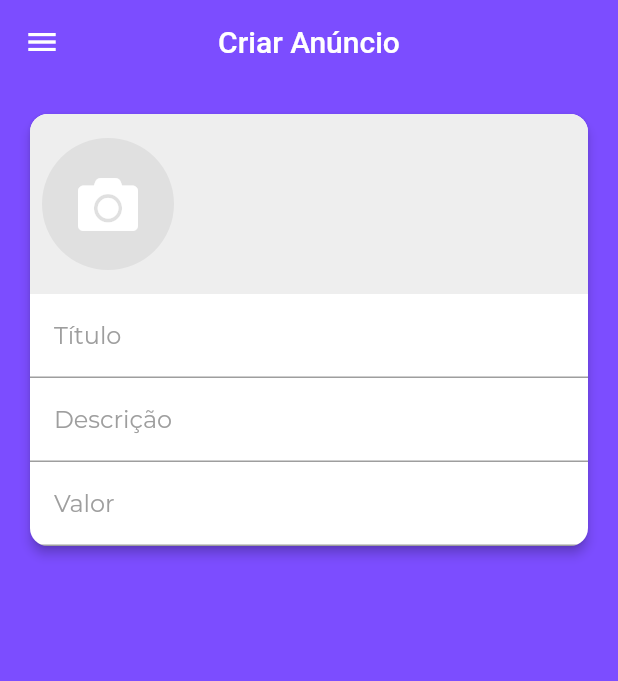
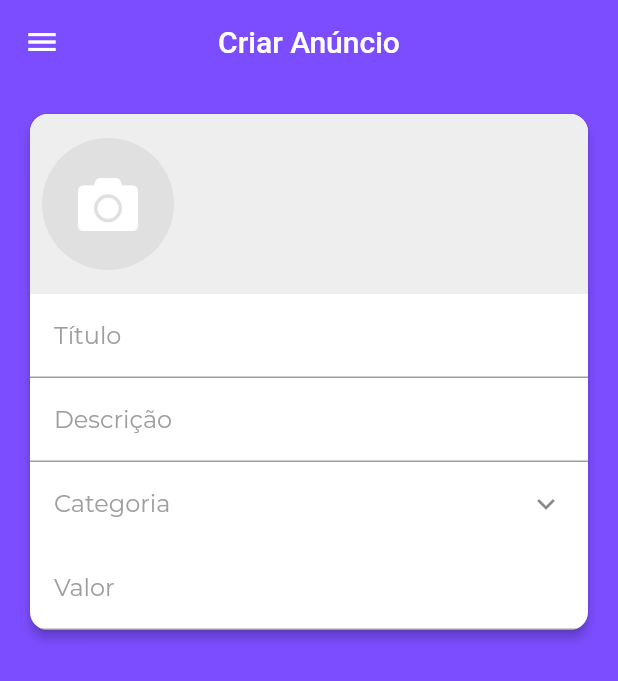
Before and after one commit to jeancabraldev/xlo, a Flutter app: the screen it shows after launch, swiped to page 2, on a phone screen of 412 x 824 dp. Shown: the top 681 px of the screen. Run offline on Flutter 3.47's test engine with Material 2 defaults, Android fonts, the phone set to English and light mode, and no system bars; our stand-ins replace brasil_fields, flutter_mobx, font_awesome_flutter, get_it, google_fonts, image_cropper and 3 more; accounts and stored records are empty; generated files the repository leaves out were written again; network calls fail; statements that could not run were skipped.

Commit message:
Categorias concluido

```diff
--- a/lib/main.dart
+++ b/lib/main.dart
@@ -2,8 +2,8 @@ import 'package:flutter/material.dart';
 import 'package:get_it/get_it.dart';
 import 'package:google_fonts/google_fonts.dart';
 import 'package:parse_server_sdk_flutter/parse_server_sdk.dart';
-import 'package:xlo/repositories/category_repository.dart';
 import 'package:xlo/screens/base/base_screen.dart';
+import 'package:xlo/stores/category_store.dart';
 import 'package:xlo/stores/page_store.dart';
 import 'package:xlo/stores/user_manager_store.dart';
 
@@ -18,6 +18,7 @@ Future<void> main() async {
 void setupLocators() {
   GetIt.I.registerSingleton(PageStore());
   GetIt.I.registerSingleton(UserManagerStore());
+  GetIt.I.registerSingleton(CategoryStore());
 }
 
 //Inicializando servidor de banco de dados
@@ -29,8 +30,6 @@ Future<void> initializeParse() async {
     autoSendSessionId: true,
     debug: true,
   );
-  final categories = CategoryRepository().getList();
-  print(categories);
 }
 
 class MyApp extends StatelessWidget {
--- /dev/null
+++ b/lib/screens/announcement/components/category_field.dart
@@ -0,0 +1,55 @@
+import 'package:flutter/cupertino.dart';
+import 'package:flutter/material.dart';
+import 'package:flutter_mobx/flutter_mobx.dart';
+import 'package:xlo/screens/category/category_screen.dart';
+import 'package:xlo/stores/create_store.dart';
+
+class CategoryField extends StatelessWidget {
+  CategoryField(this.createStore);
+
+  final CreateStore createStore;
+
+  @override
+  Widget build(BuildContext context) {
+    return Observer(builder: (_) {
+      return ListTile(
+        title: createStore.category == null
+            ? Text(
+                'Categoria',
+                style: TextStyle(
+                  color: Colors.grey,
+                ),
+              )
+            : Text(
+                'Categoria',
+                style: TextStyle(
+                  color: Colors.grey,
+                  fontSize: 13,
+                ),
+              ),
+        subtitle: createStore.category == null
+            ? null
+            : Text(
+                '${createStore.category.description}',
+                style: TextStyle(
+                  color: Colors.black,
+                  fontSize: 17,
+                ),
+              ),
+        trailing: Icon(Icons.keyboard_arrow_down),
+        onTap: () async {
+          final category = await showDialog(
+            context: context,
+            builder: (_) => CategoryScreen(
+              showAll: false,
+              selected: createStore.category,
+            ),
+          );
+          if (category != null) {
+            createStore.setCategory(category);
+          }
+        },
+      );
+    });
+  }
+}
--- a/lib/screens/announcement/create_announcement_screen.dart
+++ b/lib/screens/announcement/create_announcement_screen.dart
@@ -6,6 +6,7 @@ import 'package:xlo/components/drawer/drawer_widget.dart';
 import 'package:xlo/screens/announcement/components/images_field.dart';
 import 'package:xlo/stores/create_store.dart';
 
+import 'components/category_field.dart';
 import 'components/text_form_field_announcement.dart';
 
 class CreateAnnouncementScreen extends StatelessWidget {
@@ -39,6 +40,7 @@ class CreateAnnouncementScreen extends StatelessWidget {
                 RealInputFormatter(centavos: true),
               ],
             ),
+            CategoryField(createStore),
             TextFormFieldAnnouncement(
               labelText: 'Valor',
               prefixText: 'R\$ ',
```
Also changed, not shown: lib/screens/category/category_screen.dart (added, +82 -0 lines), lib/stores/category_store.dart (added, +45 -0 lines), lib/stores/create_store.dart (+7 -0 lines), lib/stores/category_store.g.dart (added), lib/stores/create_store.g.dart.
